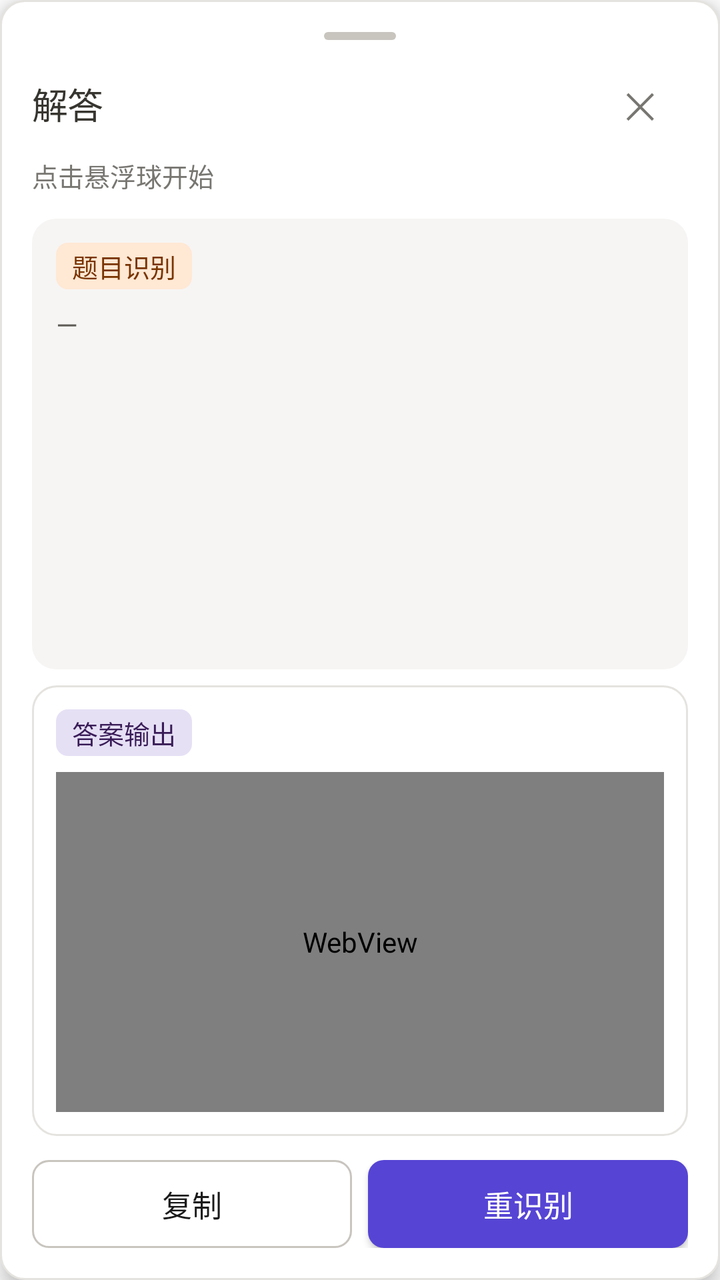
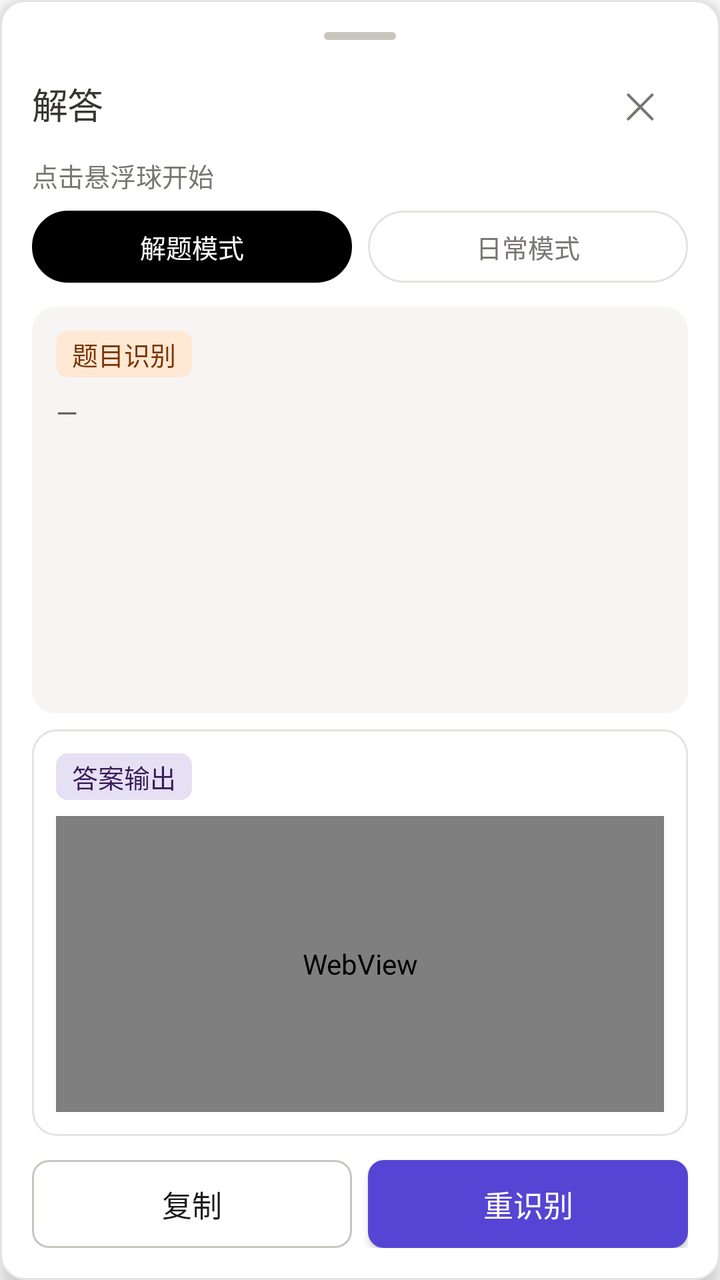

Compare the two renders of this Android layout. The source of the first and the diff that turns it into the second are given below.
<!-- AndroidManifest.xml: application theme Theme.QuickAnswer -->
<!-- res/layout/float_panel.xml -->
<?xml version="1.0" encoding="utf-8"?>
<LinearLayout xmlns:android="http://schemas.android.com/apk/res/android"
    android:id="@+id/panel"
    android:layout_width="320dp"
    android:layout_height="@dimen/panel_height"
    android:background="@drawable/bg_panel"
    android:elevation="6dp"
    android:orientation="vertical"
    android:padding="@dimen/space_md">

    
    <LinearLayout
        android:id="@+id/panelHeader"
        android:layout_width="match_parent"
        android:layout_height="wrap_content"
        android:gravity="center_horizontal"
        android:orientation="vertical">

        <View
            android:layout_width="@dimen/grabber_width"
            android:layout_height="@dimen/grabber_height"
            android:background="@drawable/bg_grabber" />

        <LinearLayout
            android:layout_width="match_parent"
            android:layout_height="wrap_content"
            android:layout_marginTop="@dimen/space_xs"
            android:gravity="center_vertical"
            android:orientation="horizontal">

            <TextView
                android:id="@+id/tvTitle"
                style="@style/Tv.SectionTitle"
                android:layout_width="0dp"
                android:layout_height="wrap_content"
                android:layout_weight="1"
                android:text="@string/panel_title" />

            <TextView
                android:id="@+id/btnClose"
                android:layout_width="@dimen/touch_target"
                android:layout_height="@dimen/touch_target"
                android:fontFamily="sans-serif"
                android:gravity="center"
                android:text="✕"
                android:textColor="@color/steel"
                android:textSize="18sp" />
        </LinearLayout>
    </LinearLayout>

    <TextView
        android:id="@+id/tvStatus"
        style="@style/Tv.Caption"
        android:layout_width="match_parent"
        android:layout_height="wrap_content"
        android:layout_marginTop="2dp"
        android:text="@string/panel_status_idle" />

    
    <LinearLayout
        android:layout_width="match_parent"
        android:layout_height="0dp"
        android:layout_marginTop="@dimen/space_sm"
        android:layout_weight="1"
        android:background="@drawable/bg_zone_question"
        android:orientation="vertical"
        android:padding="@dimen/space_sm">

        <TextView
            style="@style/Tv.Tag"
            android:layout_width="wrap_content"
            android:layout_height="wrap_content"
            android:background="@drawable/bg_tag_peach"
            android:paddingStart="@dimen/space_xs"
            android:paddingTop="2dp"
            android:paddingEnd="@dimen/space_xs"
            android:paddingBottom="2dp"
            android:text="@string/panel_question_label"
            android:textColor="@color/brand_orange_deep" />

        <ScrollView
            android:layout_width="match_parent"
            android:layout_height="0dp"
            android:layout_marginTop="@dimen/space_xs"
            android:layout_weight="1"
            android:scrollbars="vertical">

            <TextView
                android:id="@+id/tvQuestion"
                style="@style/Tv.BodySm"
                android:layout_width="match_parent"
                android:layout_height="wrap_content"
                android:text="@string/panel_question_empty" />
        </ScrollView>
    </LinearLayout>

    
    <LinearLayout
        android:layout_width="match_parent"
        android:layout_height="0dp"
        android:layout_marginTop="@dimen/space_xs"
        android:layout_weight="1"
        android:background="@drawable/bg_zone_answer"
        android:orientation="vertical"
        android:padding="@dimen/space_sm">

        <TextView
            style="@style/Tv.Tag"
            android:layout_width="wrap_content"
            android:layout_height="wrap_content"
            android:background="@drawable/bg_tag_lavender"
            android:paddingStart="@dimen/space_xs"
            android:paddingTop="2dp"
            android:paddingEnd="@dimen/space_xs"
            android:paddingBottom="2dp"
            android:text="@string/panel_answer_label"
            android:textColor="@color/brand_purple_800" />

        
        <WebView
            android:id="@+id/webAnswer"
            android:layout_width="match_parent"
            android:layout_height="0dp"
            android:layout_marginTop="@dimen/space_xs"
            android:layout_weight="1"
            android:background="@android:color/transparent"
            android:scrollbars="vertical" />
    </LinearLayout>

    
    <LinearLayout
        android:layout_width="match_parent"
        android:layout_height="wrap_content"
        android:layout_marginTop="@dimen/space_sm"
        android:orientation="horizontal">

        <Button
            android:id="@+id/btnCopy"
            style="@style/Btn.Secondary"
            android:layout_width="0dp"
            android:layout_height="wrap_content"
            android:layout_weight="1"
            android:text="@string/btn_copy" />

        <Button
            android:id="@+id/btnReread"
            style="@style/Btn.Primary"
            android:layout_width="0dp"
            android:layout_height="wrap_content"
            android:layout_marginStart="@dimen/space_xs"
            android:layout_weight="1"
            android:text="@string/btn_reread" />
    </LinearLayout>
</LinearLayout>
<!-- resources referenced by this layout -->
<resources>
  <color name="brand_orange_deep">#793400</color>
  <color name="brand_purple_800">#391C57</color>
  <color name="steel">#787671</color>
  <dimen name="grabber_height">4dp</dimen>
  <dimen name="grabber_width">36dp</dimen>
  <dimen name="panel_height">560dp</dimen>
  <dimen name="space_md">16dp</dimen>
  <dimen name="space_sm">12dp</dimen>
  <dimen name="space_xs">8dp</dimen>
  <dimen name="touch_target">48dp</dimen>
  <string name="btn_copy">复制</string>
  <string name="btn_reread">重识别</string>
  <string name="panel_answer_label">答案输出</string>
  <string name="panel_question_empty">—</string>
  <string name="panel_question_label">题目识别</string>
  <string name="panel_status_idle">点击悬浮球开始</string>
  <string name="panel_title">解答</string>
  <style name="Tv.BodySm" parent="">
          <item name="android:fontFamily">sans-serif</item>
          <item name="android:textSize">14sp</item>
          <item name="android:textColor">@color/slate</item>
          <item name="android:lineSpacingMultiplier">1.5</item>
      </style>
  <style name="Tv.Caption" parent="">
          <item name="android:fontFamily">sans-serif</item>
          <item name="android:textSize">13sp</item>
          <item name="android:textColor">@color/steel</item>
      </style>
  <style name="Tv.Tag" parent="">
          <item name="android:fontFamily">sans-serif-medium</item>
          <item name="android:textSize">13sp</item>
          <item name="android:textColor">@color/charcoal</item>
      </style>
  <color name="hairline_strong">#C8C4BE</color>
  <color name="canvas">#FFFFFF</color>
  <color name="hairline">#E5E3DF</color>
  <dimen name="radius_lg">12dp</dimen>
  <color name="tint_lavender">#E6E0F5</color>
  <dimen name="radius_sm">6dp</dimen>
  <color name="tint_peach">#FFE8D4</color>
  <color name="surface">#F6F5F4</color>
  <color name="on_primary">#FFFFFF</color>
  <dimen name="control_height">44dp</dimen>
  <color name="ink">#1A1A1A</color>
  <color name="slate">#5D5B54</color>
  <color name="charcoal">#37352F</color>
  <color name="primary">#5645D4</color>
  <color name="brand_navy">#0A1530</color>
  <color name="primary_pressed">#4534B3</color>
  <dimen name="radius_md">8dp</dimen>
  <!-- unchanged entries left out for length: 12 -->
</resources>

<!-- the commit's change to res/layout/float_panel.xml (unified diff, before → after) -->
@@ -59,6 +59,86 @@
     
     <LinearLayout
         android:layout_width="match_parent"
+        android:layout_height="wrap_content"
+        android:layout_marginTop="@dimen/space_xs"
+        android:baselineAligned="false"
+        android:orientation="horizontal">
+
+        <TextView
+            android:id="@+id/segSolve"
+            android:layout_width="0dp"
+            android:layout_height="36dp"
+            android:layout_weight="1"
+            android:background="@drawable/bg_segment_selected"
+            android:fontFamily="sans-serif-medium"
+            android:gravity="center"
+            android:maxLines="1"
+            android:text="@string/mode_solve"
+            android:textColor="@color/on_dark"
+            android:textSize="13sp" />
+
+        <TextView
+            android:id="@+id/segDaily"
+            android:layout_width="0dp"
+            android:layout_height="36dp"
+            android:layout_marginStart="@dimen/space_xs"
+            android:layout_weight="1"
+            android:background="@drawable/bg_segment_default"
+            android:fontFamily="sans-serif-medium"
+            android:gravity="center"
+            android:maxLines="1"
+            android:text="@string/mode_daily"
+            android:textColor="@color/steel"
+            android:textSize="13sp" />
+    </LinearLayout>
+
+    
+    <LinearLayout
+        android:id="@+id/dailyInputBar"
+        android:layout_width="match_parent"
+        android:layout_height="wrap_content"
+        android:layout_marginTop="@dimen/space_xs"
+        android:gravity="center_vertical"
+        android:orientation="horizontal"
+        android:visibility="gone">
+
+        <EditText
+            android:id="@+id/etRequest"
+            android:layout_width="0dp"
+            android:layout_height="40dp"
+            android:layout_weight="1"
+            android:background="@drawable/bg_input"
+            android:fontFamily="sans-serif"
+            android:hint="@string/et_request_hint"
+            android:imeOptions="actionSend"
+            android:inputType="text"
+            android:paddingStart="@dimen/space_sm"
+            android:paddingEnd="@dimen/space_sm"
+            android:singleLine="true"
+            android:textColor="@color/ink"
+            android:textColorHint="@color/muted"
+            android:textSize="14sp" />
+
+        <TextView
+            android:id="@+id/btnVoice"
+            android:layout_width="wrap_content"
+            android:layout_height="40dp"
+            android:layout_marginStart="@dimen/space_xs"
+            android:background="@drawable/bg_button_secondary"
+            android:fontFamily="sans-serif-medium"
+            android:gravity="center"
+            android:minWidth="56dp"
+            android:paddingStart="@dimen/space_sm"
+            android:paddingEnd="@dimen/space_sm"
+            android:text="@string/btn_voice"
+            android:textColor="@color/ink"
+            android:textSize="14sp" />
+    </LinearLayout>
+
+    
+    <LinearLayout
+        android:id="@+id/zoneQuestion"
+        android:layout_width="match_parent"
         android:layout_height="0dp"
         android:layout_marginTop="@dimen/space_sm"
         android:layout_weight="1"
@@ -105,6 +185,7 @@
         android:padding="@dimen/space_sm">
 
         <TextView
+            android:id="@+id/tvAnswerLabel"
             style="@style/Tv.Tag"
             android:layout_width="wrap_content"
             android:layout_height="wrap_content"
<!-- resource entries referenced after the edit -->
@@ -10,8 +10,44 @@
   <dimen name="space_sm">12dp</dimen>
   <dimen name="space_xs">8dp</dimen>
   <dimen name="touch_target">48dp</dimen>
+  <!-- drawable bg_input (drawable) -->
+  <?xml version="1.0" encoding="utf-8"?>
+  <selector xmlns:android="http://schemas.android.com/apk/res/android">
+      <item android:state_focused="true">
+          <shape android:shape="rectangle">
+              <solid android:color="@color/canvas" />
+              <stroke android:width="2dp" android:color="@color/primary" />
+              <corners android:radius="@dimen/radius_md" />
+          </shape>
+      </item>
+      <item>
+          <shape android:shape="rectangle">
+              <solid android:color="@color/canvas" />
+              <stroke android:width="1dp" android:color="@color/hairline_strong" />
+              <corners android:radius="@dimen/radius_md" />
+          </shape>
+      </item>
+  </selector>
+  <!-- drawable bg_segment_default (drawable) -->
+  <?xml version="1.0" encoding="utf-8"?>
+  <shape xmlns:android="http://schemas.android.com/apk/res/android" android:shape="rectangle">
+      <solid android:color="@android:color/transparent" />
+      <stroke android:width="1dp" android:color="@color/hairline" />
+      <corners android:radius="@dimen/radius_full" />
+  </shape>
+  <!-- drawable bg_segment_selected (drawable) -->
+  <?xml version="1.0" encoding="utf-8"?>
+  <shape xmlns:android="http://schemas.android.com/apk/res/android" android:shape="rectangle">
+      <solid android:color="@color/ink_deep" />
+      <stroke android:width="1dp" android:color="@color/ink_deep" />
+      <corners android:radius="@dimen/radius_full" />
+  </shape>
   <string name="btn_copy">复制</string>
   <string name="btn_reread">重识别</string>
+  <string name="btn_voice">语音</string>
+  <string name="et_request_hint">说出你的需求（可留空）</string>
+  <string name="mode_daily">日常模式</string>
+  <string name="mode_solve">解题模式</string>
   <string name="panel_answer_label">答案输出</string>
   <string name="panel_question_empty">—</string>
   <string name="panel_question_label">题目识别</string>
@@ -37,6 +73,8 @@
   <color name="canvas">#FFFFFF</color>
   <color name="hairline">#E5E3DF</color>
   <dimen name="radius_lg">12dp</dimen>
+  <dimen name="radius_full">999dp</dimen>
+  <color name="ink_deep">#000000</color>
   <color name="tint_lavender">#E6E0F5</color>
   <dimen name="radius_sm">6dp</dimen>
   <color name="tint_peach">#FFE8D4</color>
@@ -44,6 +82,8 @@
   <color name="on_primary">#FFFFFF</color>
   <dimen name="control_height">44dp</dimen>
   <color name="ink">#1A1A1A</color>
+  <color name="muted">#BBB8B1</color>
+  <color name="on_dark">#FFFFFF</color>
   <color name="slate">#5D5B54</color>
   <color name="charcoal">#37352F</color>
   <color name="primary">#5645D4</color>
